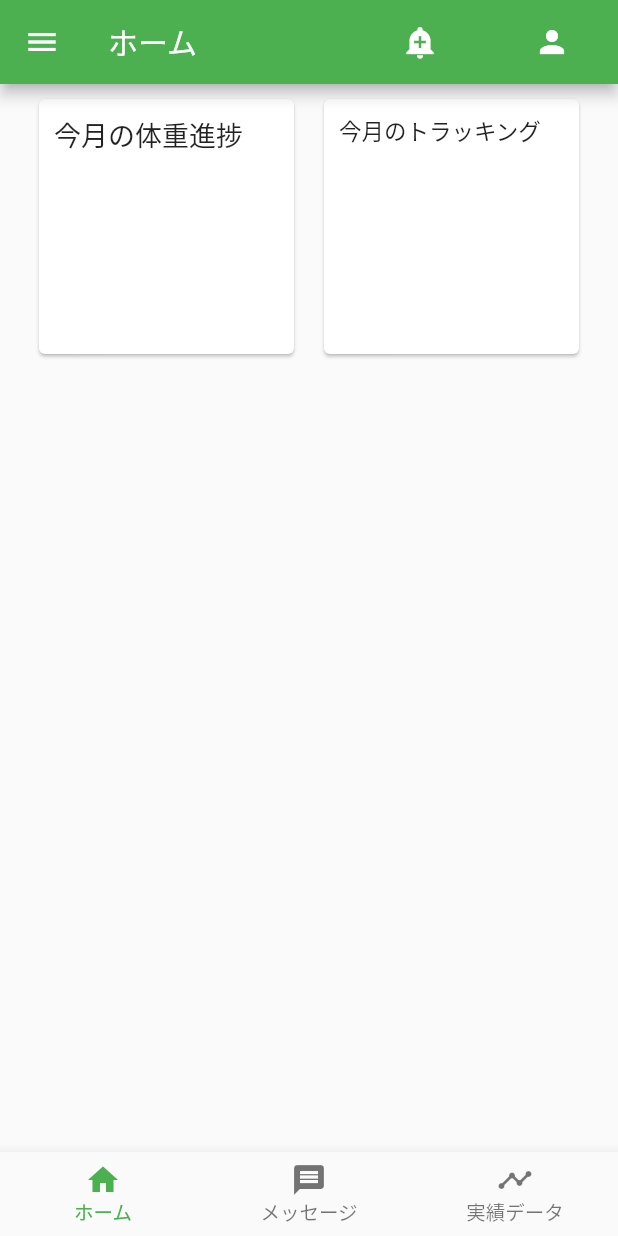
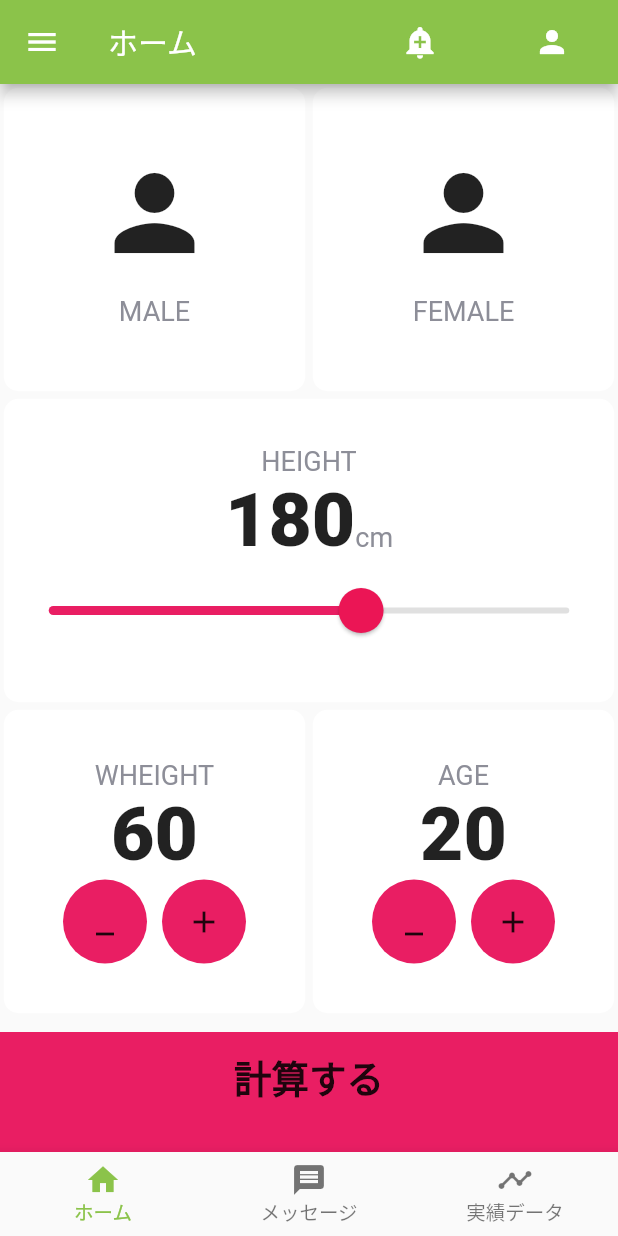
Before and after one commit to nyannsuke01/flutter_health_meter_app, a Flutter app: the screen it shows after launch, on a phone screen of 412 x 824 dp. Run offline on Flutter 3.47's test engine with Material 2 defaults, Android fonts, the phone set to English and light mode, and no system bars; our stand-ins replace charts_flutter.

Commit message:
ホーム画面の実装及びBMIの計算の実装をしました。

```diff
--- /dev/null
+++ b/lib/calculator_brain.dart
@@ -0,0 +1,35 @@
+import 'dart:math';
+
+class CalculatorBrain {
+  CalculatorBrain({this.height, this.weight});
+
+  final int height;
+  final int weight;
+
+  double _bmi;
+
+  String calculateBMI() {
+    _bmi = weight / pow(height / 100, 2);
+    return _bmi.toStringAsFixed(1);
+  }
+
+  String getResult() {
+    if (_bmi >= 25) {
+      return '肥満気味です';
+    } else if (_bmi > 18.5) {
+      return '通常体型です';
+    } else {
+      return '痩せ型です';
+    }
+  }
+
+  String getInterpretation() {
+    if (_bmi >= 25) {
+      return '通常体型より重いようです。トレーニングを心がけましょう！';
+    } else if (_bmi >= 18.5) {
+      return '通常体型です。この調子！';
+    } else {
+      return '通常体型より痩せているようです。栄養バランスを考えましょう！';
+    }
+  }
+}
--- /dev/null
+++ b/lib/components/bottom_button.dart
@@ -0,0 +1,30 @@
+import 'package:flutter/material.dart';
+import '../constants.dart';
+
+
+class BottomButton extends StatelessWidget {
+  BottomButton({@required this.onTap, @required this.buttonTitle});
+
+  final Function onTap;
+  final String buttonTitle;
+
+  @override
+  Widget build(BuildContext context) {
+    return GestureDetector(
+      onTap: onTap,
+      child: Container(
+        child: Center(
+          child: Text(
+            buttonTitle,
+            style: kLargeButtonTextStyle,
+          ),
+        ),
+        color: Colors.pink,
+        margin: EdgeInsets.only(top: 10.0),
+        padding: EdgeInsets.only(bottom: 20.0),
+        width: double.infinity,
+        height: kBottomContainerHeight,
+      ),
+    );
+  }
+}
--- /dev/null
+++ b/lib/components/icon_content.dart
@@ -0,0 +1,30 @@
+import 'package:flutter/material.dart';
+import '../constants.dart';
+
+
+class IconContent extends StatelessWidget {
+  IconContent({this.icon, this.label});
+
+  final IconData icon;
+  final String label;
+
+  @override
+  Widget build(BuildContext context) {
+    return Column(
+      mainAxisAlignment: MainAxisAlignment.center,
+      children: <Widget>[
+        Icon(
+          icon,
+          size: 80.0,
+        ),
+        SizedBox(
+          height: 15.0,
+        ),
+        Text(
+          label,
+          style: kLabelTextStyle,
+        )
+      ],
+    );
+  }
+}
--- /dev/null
+++ b/lib/components/reusable_card.dart
@@ -0,0 +1,24 @@
+import 'package:flutter/material.dart';
+
+class ReusableCard extends StatelessWidget {
+  ReusableCard({@required this.colour, this.cardChild, this.onPress});
+
+  final Color colour;
+  final Widget cardChild;
+  final Function onPress;
+
+  @override
+  Widget build(BuildContext context) {
+    return GestureDetector(
+      onTap: onPress,
+      child: Container(
+        child: cardChild,
+        margin: EdgeInsets.all(2.5),
+        decoration: BoxDecoration(
+          color: Colors.white,
+          borderRadius: BorderRadius.circular(10.0),
+        ),
+      ),
+    );
+  }
+}
--- /dev/null
+++ b/lib/components/round_icon_button.dart
@@ -0,0 +1,23 @@
+import 'package:flutter/material.dart';
+
+class RoundIconButton extends StatelessWidget {
+  RoundIconButton({@required this.icon, @required this.onPressed});
+
+  final IconData icon;
+  final Function onPressed;
+
+  @override
+  Widget build(BuildContext context) {
+    return RawMaterialButton(
+      elevation: 0.0,
+      child: Icon(icon),
+      onPressed: onPressed,
+      constraints: BoxConstraints.tightFor(
+        width: 56.0,
+        height: 56.0,
+      ),
+      shape: CircleBorder(),
+      fillColor: Colors.pink,
+    );
+  }
+}
--- a/lib/components/side_drawer.dart
+++ b/lib/components/side_drawer.dart
@@ -15,7 +15,7 @@ class SlideDrawer extends StatelessWidget {
               ),
             ),
             decoration: BoxDecoration(
-              color: Colors.green,
+              color: Colors.lightGreen,
             ),
           ),
           ListTile(
--- /dev/null
+++ b/lib/constants.dart
@@ -0,0 +1,41 @@
+import 'package:flutter/material.dart';
+
+const kBottomContainerHeight = 80.0;
+const kActiveCardColour = Color(0xFF1D1E33);
+const kInactiveCardColour = Color(0xFF111328);
+const kBottomContainerColour = Color(0xFFEB1555);
+
+const kLabelTextStyle = TextStyle(
+  fontSize: 18.0,
+  color: Color(0xFF8D8E98),
+);
+
+const kNumberTextStyle = TextStyle(
+  fontSize: 50.0,
+  fontWeight: FontWeight.w900,
+);
+
+const kLargeButtonTextStyle = TextStyle(
+  fontSize: 25.0,
+  fontWeight: FontWeight.bold,
+);
+
+const kTitleTextStyle = TextStyle(
+  fontSize: 50.0,
+  fontWeight: FontWeight.bold,
+);
+
+const kResultTextStyle = TextStyle(
+  color: Color(0xFF24D876),
+  fontSize: 22.0,
+  fontWeight: FontWeight.bold,
+);
+
+const kBMITextStyle = TextStyle(
+  fontSize: 100.0,
+  fontWeight: FontWeight.bold,
+);
+
+const kBodyTextStyle = TextStyle(
+  fontSize: 22.0,
+);
--- a/lib/graph.dart
+++ b/lib/graph.dart
@@ -9,7 +9,9 @@ class Graph extends StatelessWidget {
     return Scaffold(
       appBar: new AppBar(
 
-        title: Text('実績データ'),
+        title: Text('実績データ',
+          style: TextStyle(color: Colors.white),
+        ),
         actions: [
           FlatButton(
 
--- a/lib/home_screen.dart
+++ b/lib/home_screen.dart
@@ -1,14 +1,36 @@
 import 'package:flutter/material.dart';
-import 'package:charts_flutter/flutter.dart' as charts;
-import 'package:flutter_app/components/side_drawer.dart';
+import 'package:flutter_app/results_page.dart';
+import 'calculator_brain.dart';
+import 'components/bottom_button.dart';
+import 'components/icon_content.dart';
+import 'components/reusable_card.dart';
+import 'components/round_icon_button.dart';
+import 'components/side_drawer.dart';
+import 'constants.dart';
 
-class Home extends StatelessWidget {
+enum Gender {
+  male,
+  female,
+}
+
+class HomeScreen extends StatefulWidget {
+  @override
+  _HomeScreenState createState() => _HomeScreenState();
+}
+
+class _HomeScreenState extends State<HomeScreen> {
+  Gender selectedGender;
+  int height = 180;
+  int weight = 60;
+  int age = 20;
+
   @override
   Widget build(BuildContext context) {
     return Scaffold(
       appBar: new AppBar(
 
-        title: Text('ホーム'),
+        title: Text('ホーム',
+          style: TextStyle(color: Colors.white),),
         actions: [
           FlatButton(
 
@@ -43,114 +65,209 @@ class Home extends StatelessWidget {
           ),
         ],
       ),
-      //drawer
-      // body:
-      body: HomeWidget(),
-      drawer: SlideDrawer(),
-
-      // new Slider(key: null, onChanged: sliderChanged, value:0.35,),
-    );
-  }
-  // void sliderChanged(double value) {}
-}
-
-/// This is the stateless widget that the main application instantiates.
-class HomeWidget extends StatelessWidget {
-  HomeWidget({Key key}) : super(key: key);
-
-  @override
-  Widget build(BuildContext context) {
-    return Container(
-        margin: const EdgeInsets.fromLTRB(0.0, 0.0, 0.0, 0.0),
+      body: Column(
+        crossAxisAlignment: CrossAxisAlignment.stretch,
+        children: <Widget>[
+          Expanded(
               child: Row(
-          crossAxisAlignment: CrossAxisAlignment.start,
-          mainAxisAlignment: MainAxisAlignment.center,
                 children: <Widget>[
-            Card(
-              margin: const EdgeInsets.all(10.0),
-              child: Container(
-                  margin: const EdgeInsets.all(10.0),
-                  width: 150,
-                  height: 150,
-                  child: Text(
-                    '今月の体重進捗',
-                    style: TextStyle(fontSize: 18),
-                  )
-
+                  Expanded(
+                    child: ReusableCard(
+                      onPress: () {
+                        setState(() {
+                          selectedGender = Gender.male;
+                        });
+                      },
+                      colour: selectedGender == Gender.male
+                          ? kActiveCardColour
+                          : kInactiveCardColour,
+                      cardChild: IconContent(
+                        icon: Icons.person,
+                        label: 'MALE',
                       ),
-
                     ),
-            Card(
-              margin: const EdgeInsets.all(10.0),
-              child: Container(
-                  margin: const EdgeInsets.all(10.0),
-                  width: 150,
-                  height: 150,
-
-                  child: Text(
-                    '今月のトラッキング',
-                    style: TextStyle(fontSize: 15),
-                  )
+                  ),
+                  Expanded(
+                    child: ReusableCard(
+                      onPress: () {
+                        setState(() {
+                          selectedGender = Gender.female;
+                        });
+                      },
+                      colour: selectedGender == Gender.female
+                          ? kActiveCardColour
+                          : kInactiveCardColour,
+                      cardChild: IconContent(
+                        icon: Icons.person,
+                        label: 'FEMALE',
+                      ),
                     ),
                   ),
                 ],
+              )),
+          Expanded(
+            child: ReusableCard(
+              colour: kActiveCardColour,
+              cardChild: Column(
+                mainAxisAlignment: MainAxisAlignment.center,
+                children: <Widget>[
+                  Text(
+                    'HEIGHT',
+                    style: kLabelTextStyle,
+                  ),
+                  Row(
+                    mainAxisAlignment: MainAxisAlignment.center,
+                    crossAxisAlignment: CrossAxisAlignment.baseline,
+                    textBaseline: TextBaseline.alphabetic,
+                    children: <Widget>[
+                      Text(
+                        height.toString(),
+                        style: kNumberTextStyle,
+                      ),
+                      Text(
+                        'cm',
+                        style: kLabelTextStyle,
                       )
+                    ],
+                  ),
+                  SliderTheme(
+                    data: SliderTheme.of(context).copyWith(
+                      inactiveTrackColor: Colors.black12,
+                      activeTrackColor: Colors.pink,
+                      thumbColor: Color(0xFFEB1555),
+                      overlayColor: Color(0x29EB1555),
+                      thumbShape:
+                      RoundSliderThumbShape(enabledThumbRadius: 15.0),
+                      overlayShape:
+                      RoundSliderOverlayShape(overlayRadius: 30.0),
+                    ),
+                    child: Slider(
+                      value: height.toDouble(),
+                      min: 120.0,
+                      max: 220.0,
+                      onChanged: (double newValue) {
+                        setState(() {
+                          height = newValue.round();
+                        });
+                      },
+                    ),
+                  ),
+                ],
+              ),
+            ),
+          ),
+          Expanded(
+            child: Row(
+              children: <Widget>[
+                Expanded(
+                  child: ReusableCard(
+                    colour: kActiveCardColour,
+                    cardChild: Column(
+                      mainAxisAlignment: MainAxisAlignment.center,
+                      children: <Widget>[
+                        Text(
+                          'WHEIGHT',
+                          style: kLabelTextStyle,
+                        ),
+                        Text(
+                          weight.toString(),
+                          style: kNumberTextStyle,
+                        ),
+                        Row(
+                          mainAxisAlignment: MainAxisAlignment.center,
+                          children: <Widget>[
+                            RoundIconButton(
+                                icon: Icons.minimize,
+                                onPressed: () {
+                                  setState(() {
+                                    weight--;
+                                  });
+                                }),
+                            SizedBox(
+                              width: 10.0,
+                            ),
+                            RoundIconButton(
+                              icon: Icons.add,
+                              onPressed: () {
+                                setState(() {
+                                  weight++;
+                                });
+                              },
+                            ),
+                          ],
+                        ),
+                      ],
+                    ),
+                  ),
+                ),
+                Expanded(
+                  child: ReusableCard(
+                    colour: kActiveCardColour,
+                    cardChild: Column(
+                      mainAxisAlignment: MainAxisAlignment.center,
+                      children: <Widget>[
+                        Text(
+                          'AGE',
+                          style: kLabelTextStyle,
+                        ),
+                        Text(
+                          age.toString(),
+                          style: kNumberTextStyle,
+                        ),
+                        Row(
+                          mainAxisAlignment: MainAxisAlignment.center,
+                          children: <Widget>[
+                            RoundIconButton(
+                              icon: Icons.minimize,
+                              onPressed: () {
+                                setState(
+                                      () {
+                                    age--;
+                                  },
+                                );
+                              },
+                            ),
+                            SizedBox(
+                              width: 10.0,
+                            ),
+                            RoundIconButton(
+                                icon: Icons.add,
+                                onPressed: () {
+                                  setState(() {
+                                    age++;
+                                  });
+                                })
+                          ],
+                        )
+                      ],
+                    ),
+                  ),
+                ),
+              ],
+            ),
+          ),
+          BottomButton(
+            buttonTitle: '計算する',
 
+            onTap: () {
+              CalculatorBrain calc =
+              CalculatorBrain(height: height, weight: weight);
+
+              Navigator.push(
+                context,
+                MaterialPageRoute(
+                  builder: (context) => ResultsPage(
+                    bmiResult: calc.calculateBMI(),
+                    resultText: calc.getResult(),
+                    interpretation: calc.getInterpretation(),
+                  ),
+                ),
+              );
+            },
+          ),
+        ],
+      ),
+      drawer: SlideDrawer(),
     );
   }
 }
-// return Card(
-//       elevation: 8.0,
-//       shape: RoundedRectangleBorder(
-//         borderRadius: BorderRadius.circular(8.0),
-//       ),
-//
-//       child: Card(
-//         child: Column(
-//           mainAxisSize: MainAxisSize.min,
-//           children: <Widget>[
-//             const ListTile(
-//               title: Text('筋トレ'),
-//               leading: Icon(Icons.album),
-//               subtitle: Text('30分'),
-//             ),
-//             Row(
-//               mainAxisAlignment: MainAxisAlignment.end,
-//               children: <Widget>[
-//                 RaisedButton(
-//                   child: const Text('✔︎'),
-//                   textColor: Colors.green,
-//                   color: Colors.white,
-//                   shape: const CircleBorder(
-//                     side: BorderSide(
-//                       color: Colors.green,
-//                       width: 5,
-//                       style: BorderStyle.solid,
-//                     ),
-//                   ),
-//                   onPressed: () {
-//                   },
-//                   highlightElevation: 16,
-//                   highlightColor: Colors.green,
-//                   onHighlightChanged: (value) {},
-//                 ),
-//                 RaisedButton(
-//                   child: const Text('✖️'),
-//                   textColor: Colors.green,
-//                   color: Colors.white,
-//                   shape: const CircleBorder(
-//                     side: BorderSide(
-//                       color: Colors.green,
-//                       width: 5,
-//                       style: BorderStyle.solid,
-//                     ),
-//                   ),
-//                   onPressed: () {},
-//                 ),
-//                 const SizedBox(width: 8),
-//               ],
-//             ),
-//           ],
-//         ),
-//       ),
-//     );
--- a/lib/mail_detail.dart
+++ b/lib/mail_detail.dart
@@ -10,7 +10,9 @@ class MailDetail extends StatelessWidget {
   Widget build(BuildContext context) {
     return Scaffold(
       appBar: new AppBar(
-        title: Text("メッセージ表示"),
+        title: Text("メッセージ表示",
+          style: TextStyle(color: Colors.white),
+        ),
         actions: [
           FlatButton(
             child: Icon(
@@ -38,7 +40,13 @@ class MailDetail extends StatelessWidget {
             leading: Icon(Icons.mark_email_read),
             title: Text(this.title),
           ),
+          ListTile(
+            title: Text("おはようございます。吉田です。モチベーションの維持は難しいかと思います。私自身もブレブレの時もあれば、集中して取り組める時もあります。　　集中は一瞬でも大丈夫です！頑張ってどんどん尖っていきましょう！"
+                "食べた分は運動するためのエネルギーとして消費していきましょう！"),
+          ),
         ],
+
+
       ),
     );
   }
--- a/lib/main.dart
+++ b/lib/main.dart
@@ -12,9 +12,9 @@ class MyApp extends StatelessWidget {
       title: 'Bottom Navigation Bar Tutorial',
       debugShowCheckedModeBanner: false,
       theme: new ThemeData(
-        primarySwatch: Colors.green,
-        primaryColor: Colors.green,
-        accentColor: Colors.green,
+        primarySwatch: Colors.lightGreen,
+        primaryColor: Colors.lightGreen,
+        accentColor: Colors.lightGreen,
         canvasColor: const Color(0xFFfafafa),
         primaryIconTheme: IconThemeData(color: Colors.white),
       ),
--- a/lib/message.dart
+++ b/lib/message.dart
@@ -12,7 +12,8 @@ class Message extends StatelessWidget {
     return Scaffold(
       appBar: new AppBar(
 
-        title: Text('メッセージ'),
+        title: Text('メッセージ',
+            style: TextStyle(color: Colors.white),),
         actions: [
           FlatButton(
 
--- a/lib/navigation.dart
+++ b/lib/navigation.dart
@@ -1,4 +1,5 @@
 import 'package:flutter/material.dart';
+
 import 'home_screen.dart';
 import 'message.dart';
 import 'package:flutter_app/graph.dart';
@@ -11,7 +12,7 @@ class Navigation extends StatefulWidget {
 class _NavState extends State<Navigation> {
   int _selectedIndex = 0;
   List<Widget> _widgetOptions = <Widget>[
-    Home(),
+    HomeScreen(),
     Message(),
     Graph(),
   ];
```
Also changed, not shown: lib/results_page.dart (added, +72 -0 lines). Lines whose indentation alone changed are shown as unchanged.
